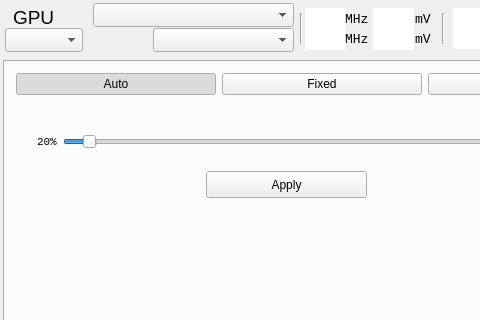
The window that radeon-profile/radeon_profile.ui (marazmista/radeon-profile) describes before a commit, drawn with Qt 5; both pictures show x 0 to 480 and y 0 to 320 of the 832 by 484 pixel window.
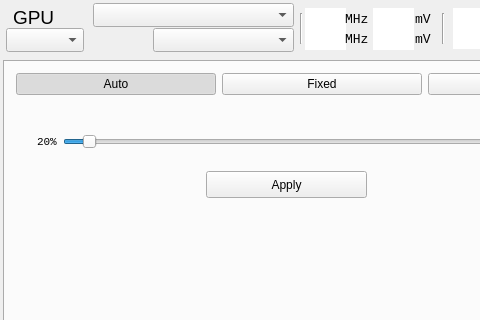
The same window after the commit. Icons and pictures are not drawn. Custom widgets are drawn as their Qt base class.

Patch:
```diff
--- a/radeon-profile/radeon_profile.ui
+++ b/radeon-profile/radeon_profile.ui
@@ -426,7 +426,7 @@
       <widget class="QComboBox" name="combo_gpus">
        <property name="geometry">
         <rect>
-         <x>2</x>
+         <x>3</x>
          <y>25</y>
          <width>78</width>
          <height>24</height>
```
